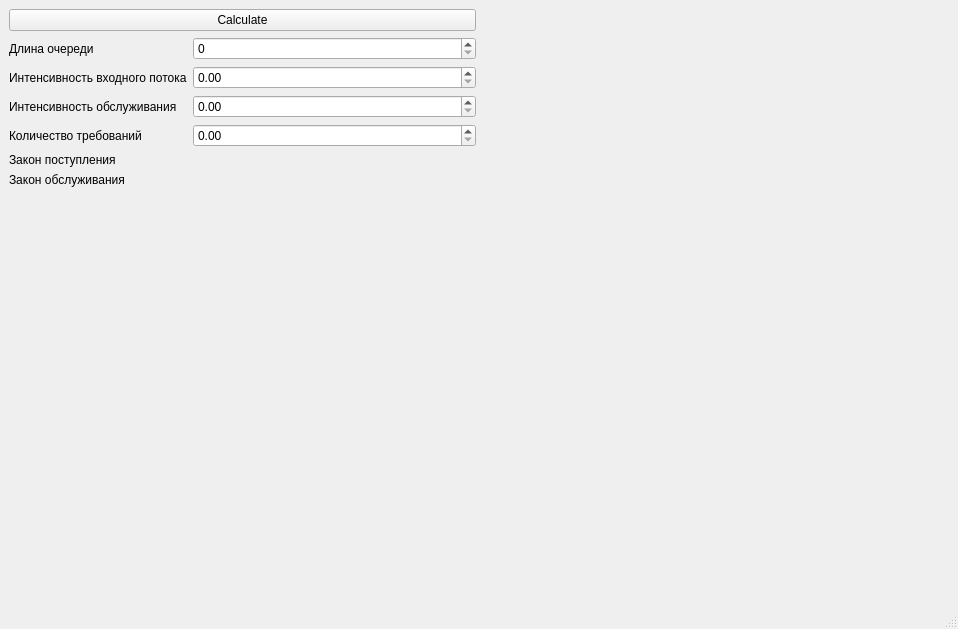
Qt form mainwindow.ui (Kolyamba-mamba/net_lab2) before a commit.
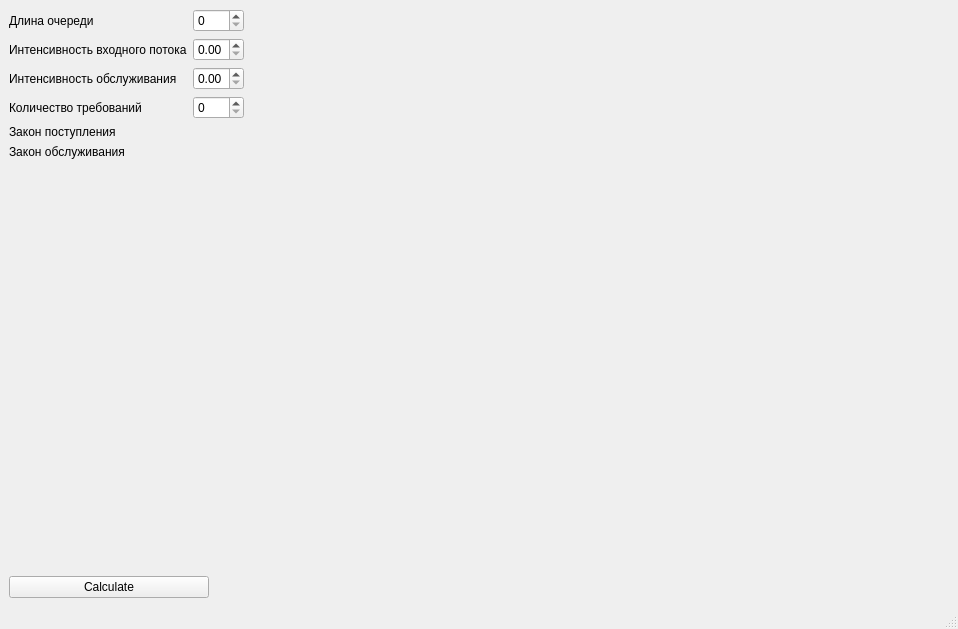
The same form after that commit.

Patch:
```diff
--- a/mainwindow.ui
+++ b/mainwindow.ui
@@ -19,13 +19,6 @@
      <layout class="QHBoxLayout" name="mainLayout">
       <item>
        <layout class="QVBoxLayout" name="verticalLayout">
-        <item>
-         <widget class="QPushButton" name="CalcBtn">
-          <property name="text">
-           <string>Calculate</string>
-          </property>
-         </widget>
-        </item>
         <item>
          <layout class="QFormLayout" name="formLayout">
           <item row="0" column="0">
@@ -36,7 +29,11 @@
            </widget>
           </item>
           <item row="0" column="1">
-           <widget class="QSpinBox" name="queueLengthSpinBox"/>
+           <widget class="QSpinBox" name="queueLengthSpinBox">
+            <property name="maximum">
+             <number>50</number>
+            </property>
+           </widget>
           </item>
           <item row="1" column="0">
            <widget class="QLabel" name="label_2">
@@ -46,7 +43,17 @@
            </widget>
           </item>
           <item row="1" column="1">
-           <widget class="QDoubleSpinBox" name="inputStreamSpinBox"/>
+           <widget class="QDoubleSpinBox" name="inputStreamSpinBox">
+            <property name="decimals">
+             <number>2</number>
+            </property>
+            <property name="maximum">
+             <double>1.000000000000000</double>
+            </property>
+            <property name="singleStep">
+             <double>0.050000000000000</double>
+            </property>
+           </widget>
           </item>
           <item row="2" column="0">
            <widget class="QLabel" name="label_3">
@@ -56,7 +63,14 @@
            </widget>
           </item>
           <item row="2" column="1">
-           <widget class="QDoubleSpinBox" name="workStreamSpinBox"/>
+           <widget class="QDoubleSpinBox" name="workStreamSpinBox">
+            <property name="maximum">
+             <double>1.000000000000000</double>
+            </property>
+            <property name="singleStep">
+             <double>0.050000000000000</double>
+            </property>
+           </widget>
           </item>
           <item row="3" column="0">
            <widget class="QLabel" name="label_4">
@@ -65,9 +79,6 @@
             </property>
            </widget>
           </item>
-          <item row="3" column="1">
-           <widget class="QDoubleSpinBox" name="countRequestSpinBox"/>
-          </item>
           <item row="4" column="0">
            <widget class="QLabel" name="label_5">
             <property name="text">
@@ -82,20 +93,40 @@
             </property>
            </widget>
           </item>
+          <item row="3" column="1">
+           <widget class="QSpinBox" name="countRequestSpinBox"/>
+          </item>
          </layout>
         </item>
+        <item>
+         <widget class="QPushButton" name="CalcBtn">
+          <property name="maximumSize">
+           <size>
+            <width>200</width>
+            <height>16777215</height>
+           </size>
+          </property>
+          <property name="text">
+           <string>Calculate</string>
+          </property>
+         </widget>
+        </item>
        </layout>
       </item>
       <item>
        <layout class="QVBoxLayout" name="graphLayout">
         <item>
-         <widget class="QWidget" name="firstWdg" native="true"/>
-        </item>
-        <item>
-         <widget class="QWidget" name="secondWdg" native="true"/>
-        </item>
-        <item>
-         <widget class="QWidget" name="thirdWdg" native="true"/>
+         <spacer name="horizontalSpacer">
+          <property name="orientation">
+           <enum>Qt::Horizontal</enum>
+          </property>
+          <property name="sizeHint" stdset="0">
+           <size>
+            <width>40</width>
+            <height>20</height>
+           </size>
+          </property>
+         </spacer>
         </item>
        </layout>
       </item>
```
Left out of the diff: 2 changed lines with no effect on the pictures.
